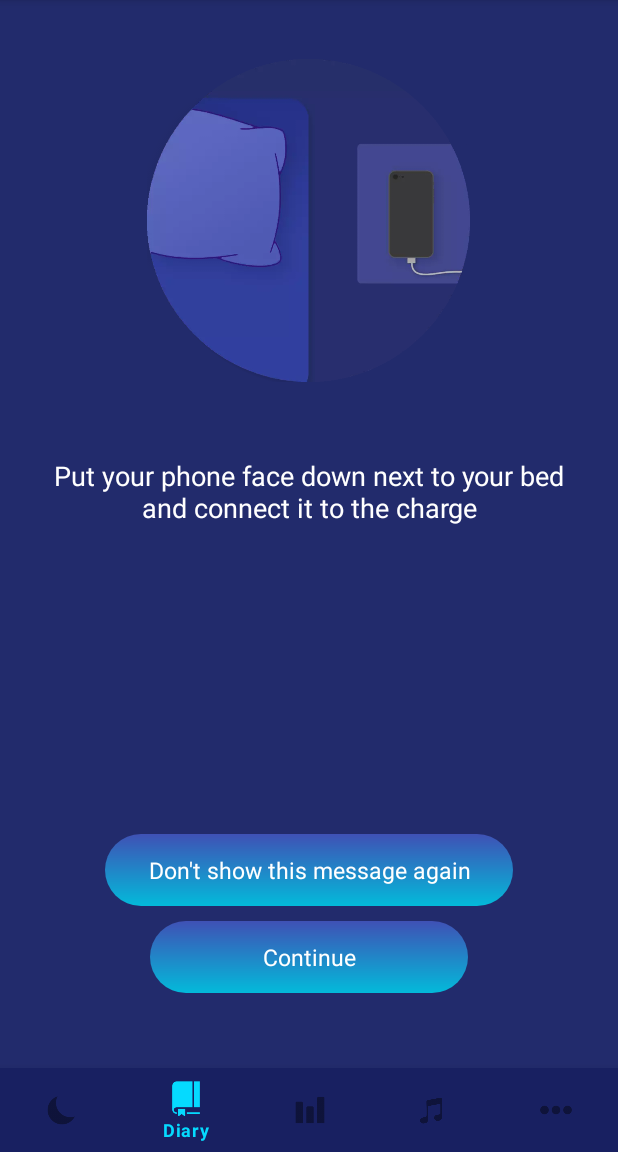
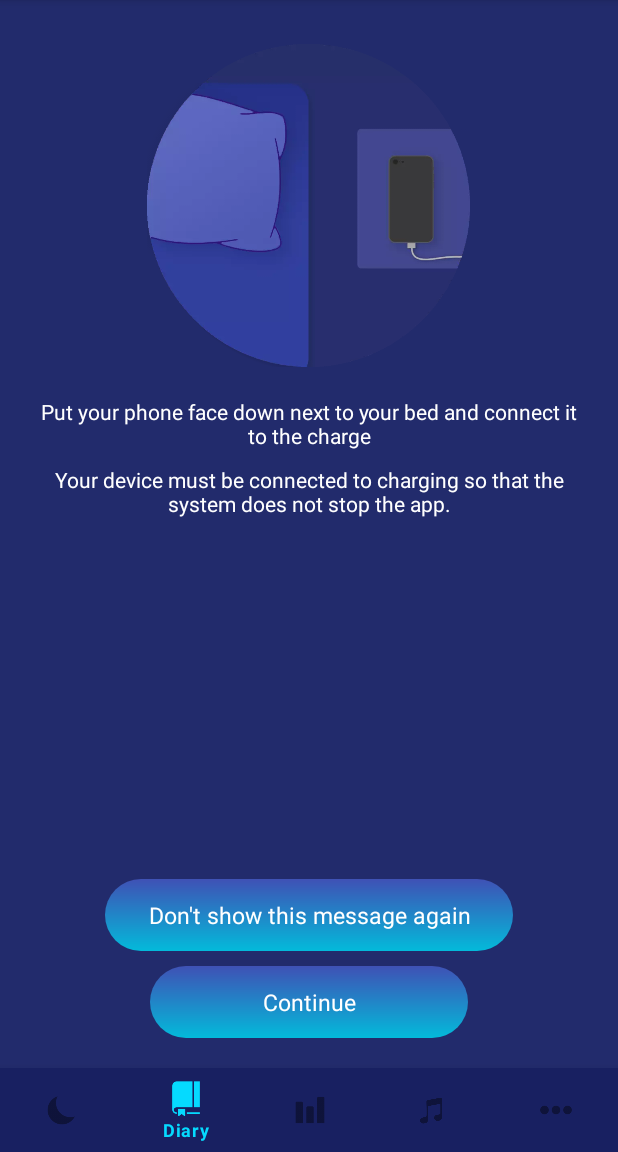
Before and after one commit to korvin432/Slimbo, an Android app: the fragment SleepingTipFragment placed in its activity, item 2 of the bottom bar chosen, on a phone screen of 412 x 824 dp, the part 84-1236 px from its top. Run offline under Robolectric (Android 15) with nearby library versions, the phone set to English and light mode, and no system bars; our stand-ins replace navigation-ui; libraries missing offline, so code that uses them is left out: com.android.billingclient, com.gauravbhola.ripplepulsebackground; 4 statements that could not run were skipped.

Commit message:
added charging tip

```diff
--- a/app/src/main/res/layout/fragment_sleeping_tip.xml
+++ b/app/src/main/res/layout/fragment_sleeping_tip.xml
@@ -13,7 +13,7 @@
         android:layout_width="215dp"
         android:layout_height="215dp"
         android:layout_centerHorizontal="true"
-        android:layout_marginTop="95dp"
+        android:layout_marginTop="85dp"
         android:src="@drawable/sleep_tip_image" />
 
     <TextView
@@ -21,11 +21,19 @@
         android:layout_width="match_parent"
         android:layout_height="wrap_content"
         android:layout_below="@id/tip_image"
-        android:layout_marginTop="50dp"
+        android:layout_marginTop="20dp"
         android:text="@string/sleeping_tip_text"
         android:textAlignment="center"
-        android:textColor="@color/colorWhiteText"
-        android:textSize="18sp" />
+        android:textColor="@color/colorWhiteText" />
+
+    <TextView
+        android:layout_width="match_parent"
+        android:layout_height="wrap_content"
+        android:layout_below="@id/tip_text"
+        android:layout_marginTop="10dp"
+        android:text="@string/charge_tip"
+        android:textAlignment="center"
+        android:textColor="@color/colorWhiteText"/>
 
 
     <com.google.android.material.button.MaterialButton
@@ -54,7 +62,7 @@
         android:layout_height="wrap_content"
         android:layout_alignParentBottom="true"
         android:layout_marginHorizontal="80dp"
-        android:layout_marginBottom="50dp"
+        android:layout_marginBottom="20dp"
         android:background="@drawable/button_ripple"
         android:text="@string/continue_tip"
         android:textSize="15sp"
--- a/app/src/main/res/values/strings.xml
+++ b/app/src/main/res/values/strings.xml
@@ -147,6 +147,7 @@
     <string name="no_email">There are no email clients installed.</string>
     <string name="alarm">Alarm clock</string>
     <string name="wake_up_alarm">Wake up!</string>
+    <string name="charge_tip">Your device must be connected to charging so that the system does not stop the app.</string>
 
     <string-array name="repeat_minutes">
         <item>Never</item>
```
Also changed, not shown: app/src/main/java/com/mindyapps/asleep/internal/Utils.kt (+67 -0 lines), app/src/main/java/com/mindyapps/asleep/ui/sleeping/SleepingActivity.kt (+14 -3 lines), 3 other files.
